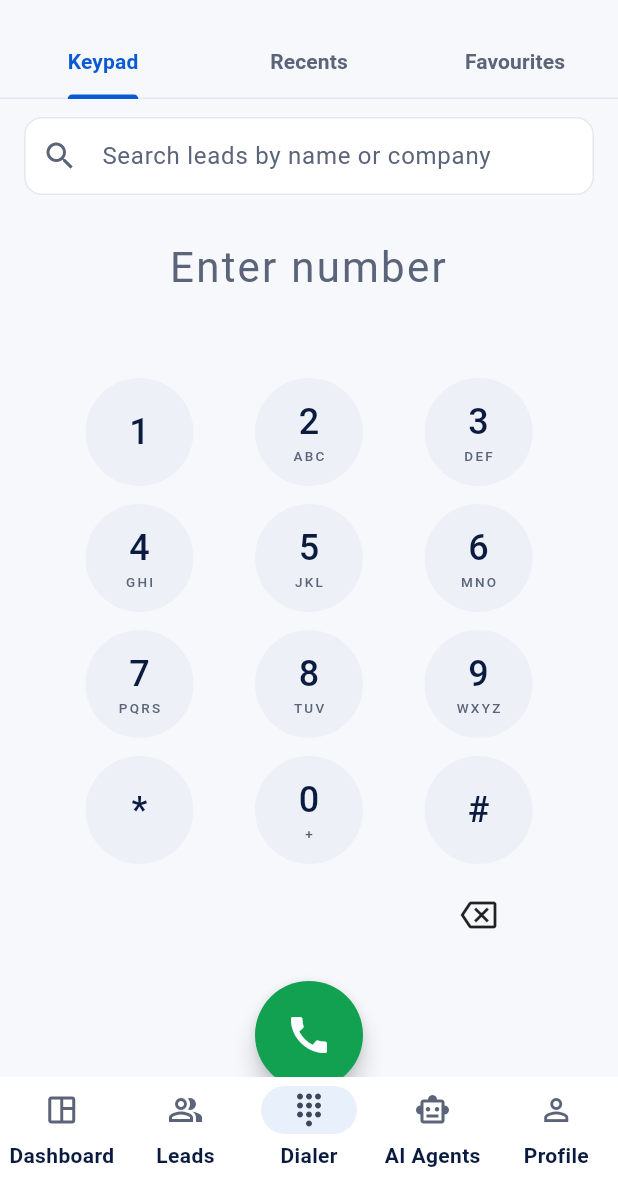
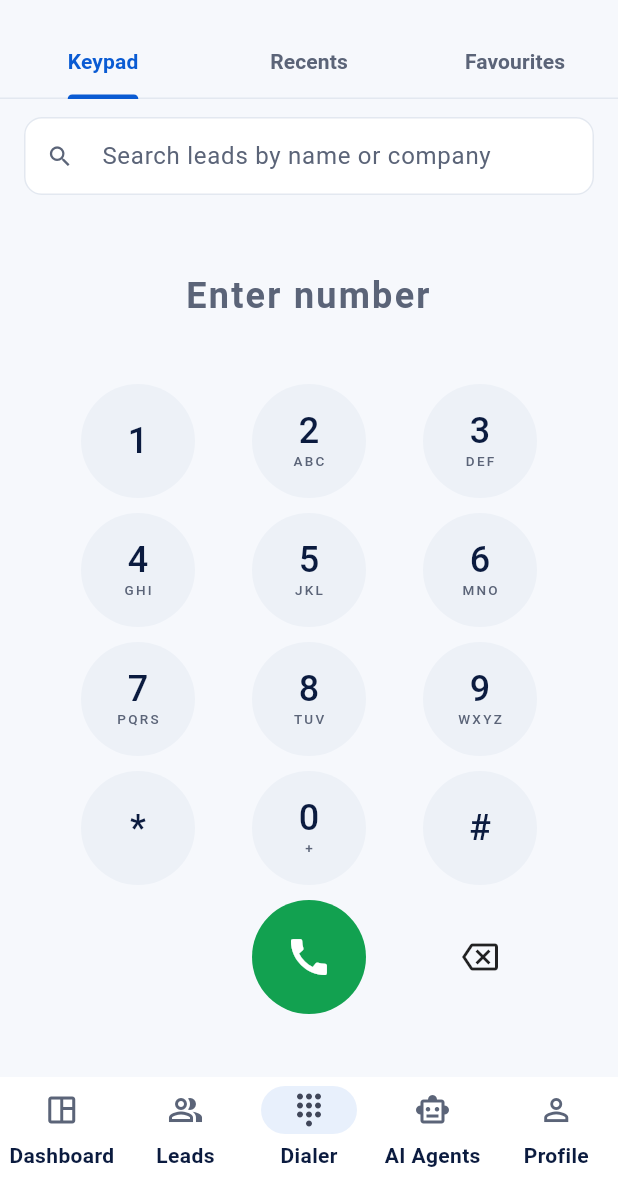
Before and after one commit to abhishekdubey-elets/sales-app, a Flutter app: the DialerScreen screen opened by its route, on a phone screen of 412 x 824 dp, the part 57-1236 px from its top. Run offline on Flutter 3.47's test engine with Material 3 defaults, Android fonts, the phone set to English and light mode, and no system bars; our stand-ins replace dio, file_picker, firebase_core, firebase_messaging, fl_chart, flutter_riverpod and 3 more; accounts and stored records are empty.

Commit message:
Dialer: keep the call button on screen on phones
The keypad column was ~680pt tall on a ~590pt phone body, so the call button sat below the fold, and
tapping the number field opened Android's keyboard over the keypad.

- Call button moves into the keypad's bottom row (next to backspace), like a phone dialer
- Key size and row spacing are computed from the available height, so everything fits without scrolling
- The number field no longer opens the system keyboard (paste still works)
- Searching for a lead shows results in place of the keypad, each with a call button
- Tapping call with no number explains what to do
- Widget tests at small, typical and large phone sizes

Co-Authored-By: Claude Opus 5.5 <noreply@anthropic.com>

```diff
--- a/mobile/lib/features/dialer/presentation/dialer_keypad.dart
+++ b/mobile/lib/features/dialer/presentation/dialer_keypad.dart
@@ -1,13 +1,30 @@
 import 'package:flutter/material.dart';
 import 'package:flutter/services.dart';
 
-/// 0–9, *, # keypad. Backspace clears one digit; long-press clears all.
+/// 0–9, *, # keypad laid out like a phone dialer. The bottom row holds the [callButton] in the
+/// middle and backspace on the right (long-press backspace clears the number).
+///
+/// [keySize] lets the screen shrink the keys so the whole dialer, call button included, fits
+/// without scrolling on small phones.
 class DialerKeypad extends StatelessWidget {
-  const DialerKeypad({super.key, required this.onKey, required this.onBackspace, required this.onClear});
+  const DialerKeypad({
+    super.key,
+    required this.onKey,
+    required this.onBackspace,
+    required this.onClear,
+    this.callButton,
+    this.keySize = 72,
+    this.rowGap = 10,
+  });
 
   final ValueChanged<String> onKey;
   final VoidCallback onBackspace;
   final VoidCallback onClear;
+  final Widget? callButton;
+  final double keySize;
+
+  /// Vertical space between rows.
+  final double rowGap;
 
   static const keys = [
     ('1', ''),
@@ -24,6 +41,9 @@ class DialerKeypad extends StatelessWidget {
     ('#', ''),
   ];
 
+  /// Height the keypad needs: 5 rows of [keySize] plus [rowGap] each.
+  static double heightFor(double keySize, double rowGap) => 5 * (keySize + rowGap);
+
   @override
   Widget build(BuildContext context) {
     return Column(
@@ -37,6 +57,8 @@ class DialerKeypad extends StatelessWidget {
                 _KeyButton(
                   digit: keys[row * 3 + col].$1,
                   letters: keys[row * 3 + col].$2,
+                  size: keySize,
+                  gap: rowGap,
                   onTap: () {
                     HapticFeedback.selectionClick();
                     onKey(keys[row * 3 + col].$1);
@@ -46,11 +68,13 @@ class DialerKeypad extends StatelessWidget {
                 ),
             ],
           ),
-        Row(
+        Padding(
+          padding: EdgeInsets.symmetric(vertical: rowGap / 2),
+          child: Row(
             mainAxisAlignment: MainAxisAlignment.spaceEvenly,
             children: [
-            const SizedBox(width: 72),
-            const SizedBox(width: 72),
+              SizedBox(width: keySize, height: keySize),
+              SizedBox(width: keySize, height: keySize, child: callButton),
               // InkWell instead of IconButton: an IconButton tooltip would swallow the long-press.
               Semantics(
                 button: true,
@@ -60,10 +84,11 @@ class DialerKeypad extends StatelessWidget {
                   customBorder: const CircleBorder(),
                   onTap: onBackspace,
                   onLongPress: onClear,
-                child: const SizedBox(width: 72, height: 56, child: Icon(Icons.backspace_outlined)),
+                  child: SizedBox(width: keySize, height: keySize, child: const Icon(Icons.backspace_outlined)),
                 ),
               ),
             ],
+          ),
         ),
       ],
     );
@@ -71,18 +96,28 @@ class DialerKeypad extends StatelessWidget {
 }
 
 class _KeyButton extends StatelessWidget {
-  const _KeyButton({required this.digit, required this.letters, required this.onTap, this.onLongPress});
+  const _KeyButton({
+    required this.digit,
+    required this.letters,
+    required this.size,
+    required this.gap,
+    required this.onTap,
+    this.onLongPress,
+  });
 
   final String digit;
   final String letters;
+  final double size;
+  final double gap;
   final VoidCallback onTap;
   final VoidCallback? onLongPress;
 
   @override
   Widget build(BuildContext context) {
     final theme = Theme.of(context);
+    final compact = size < 60;
     return Padding(
-      padding: const EdgeInsets.symmetric(vertical: 6),
+      padding: EdgeInsets.symmetric(vertical: gap / 2),
       child: Material(
         color: theme.colorScheme.surfaceContainerHigh,
         shape: const CircleBorder(),
@@ -92,13 +127,19 @@ class _KeyButton extends StatelessWidget {
           onTap: onTap,
           onLongPress: onLongPress,
           child: SizedBox(
-            width: 72,
-            height: 72,
+            width: size,
+            height: size,
             child: Column(
               mainAxisAlignment: MainAxisAlignment.center,
               children: [
-                Text(digit, style: theme.textTheme.headlineSmall?.copyWith(fontWeight: FontWeight.w500)),
-                if (letters.isNotEmpty)
+                Text(
+                  digit,
+                  style: (compact ? theme.textTheme.titleLarge : theme.textTheme.headlineSmall)?.copyWith(
+                    fontWeight: FontWeight.w500,
+                    height: 1.1,
+                  ),
+                ),
+                if (letters.isNotEmpty && !compact)
                   Text(
                     letters,
                     style: theme.textTheme.labelSmall?.copyWith(
--- a/mobile/lib/features/dialer/presentation/dialer_screen.dart
+++ b/mobile/lib/features/dialer/presentation/dialer_screen.dart
@@ -1,4 +1,5 @@
 import 'dart:async';
+import 'dart:math' as math;
 
 import 'package:flutter/material.dart';
 import 'package:flutter_riverpod/flutter_riverpod.dart';
@@ -56,19 +57,20 @@ class _DialerScreenState extends ConsumerState<DialerScreen> with SingleTickerPr
           ],
         ),
       ),
-      body: TabBarView(controller: _tabs, children: const [_KeypadTab(), _RecentsTab(), _FavouritesTab()]),
+      body: TabBarView(controller: _tabs, children: const [KeypadTab(), _RecentsTab(), _FavouritesTab()]),
     );
   }
 }
 
-class _KeypadTab extends ConsumerStatefulWidget {
-  const _KeypadTab();
+/// Keypad tab of the dialer: lead search, number, keypad and call button, sized to fit the screen.
+class KeypadTab extends ConsumerStatefulWidget {
+  const KeypadTab({super.key});
 
   @override
-  ConsumerState<_KeypadTab> createState() => _KeypadTabState();
+  ConsumerState<KeypadTab> createState() => _KeypadTabState();
 }
 
-class _KeypadTabState extends ConsumerState<_KeypadTab> with AutomaticKeepAliveClientMixin {
+class _KeypadTabState extends ConsumerState<KeypadTab> with AutomaticKeepAliveClientMixin {
   final _number = TextEditingController();
   final _search = TextEditingController();
   Timer? _lookupTimer;
@@ -154,7 +156,17 @@ class _KeypadTabState extends ConsumerState<_KeypadTab> with AutomaticKeepAliveC
       launchCall(context, ref, leadId: matched.id, displayName: matched.fullName);
     } else if (_digits.isNotEmpty) {
       launchCall(context, ref, phoneNumber: _digits, displayName: _digits);
+    } else {
+      ScaffoldMessenger.of(context)
+        ..hideCurrentSnackBar()
+        ..showSnackBar(const SnackBar(content: Text('Enter a number, or search for a lead to call.')));
     }
+  }
+
+  void _clearSearch() {
+    _search.clear();
+    _onSearchChanged('');
+    FocusScope.of(context).unfocus();
   }
 
   @override
@@ -162,85 +174,116 @@ class _KeypadTabState extends ConsumerState<_KeypadTab> with AutomaticKeepAliveC
     super.build(context);
     final theme = Theme.of(context);
     final searchActive = _search.text.trim().length >= 2;
-    return LayoutBuilder(
-      builder: (context, constraints) {
-        return SingleChildScrollView(
-          child: ConstrainedBox(
-            constraints: BoxConstraints(minHeight: constraints.maxHeight),
-            child: Center(
+    return Center(
       child: ConstrainedBox(
         constraints: const BoxConstraints(maxWidth: 420),
-                child: Padding(
-                  padding: const EdgeInsets.symmetric(horizontal: 16, vertical: 12),
         child: Column(
           children: [
-                      TextField(
+            Padding(
+              padding: const EdgeInsets.fromLTRB(16, 12, 16, 4),
+              child: TextField(
                 controller: _search,
                 onChanged: _onSearchChanged,
+                textInputAction: TextInputAction.search,
                 decoration: InputDecoration(
+                  isDense: true,
                   hintText: 'Search leads by name or company',
                   prefixIcon: const Icon(Icons.search),
                   suffixIcon: _searching
                       ? const Padding(
-                                  padding: EdgeInsets.all(14),
-                                  child: SizedBox(
-                                    width: 16,
-                                    height: 16,
-                                    child: CircularProgressIndicator(strokeWidth: 2),
-                                  ),
+                          padding: EdgeInsets.all(12),
+                          child: SizedBox(width: 16, height: 16, child: CircularProgressIndicator(strokeWidth: 2)),
                         )
                       : (_search.text.isEmpty
                             ? null
-                                    : IconButton(
-                                        icon: const Icon(Icons.clear),
-                                        onPressed: () {
-                                          _search.clear();
-                                          _onSearchChanged('');
-                                        },
-                                      )),
+                            : IconButton(tooltip: 'Clear search', icon: const Icon(Icons.clear), onPressed: _clearSearch)),
                 ),
               ),
-                      if (searchActive)
-                        Card(
-                          margin: const EdgeInsets.only(top: 8),
-                          child: _results.isEmpty && !_searching
-                              ? const Padding(padding: EdgeInsets.all(16), child: Text('No matching leads'))
-                              : Column(
-                                  children: [
-                                    for (final lead in _results)
-                                      ListTile(
-                                        leading: AppAvatar(name: lead.fullName, radius: 18),
-                                        title: Text(lead.fullName),
-                                        subtitle: Text(
-                                          [
-                                            lead.companyName ?? '',
-                                            lead.displayPhone,
-                                          ].where((s) => s.isNotEmpty).join(' · '),
             ),
-                                        trailing: IconButton(
-                                          icon: const Icon(Icons.call, color: AppColors.success),
-                                          onPressed: lead.optedOut
-                                              ? null
-                                              : () => launchCall(
-                                                  context,
-                                                  ref,
-                                                  leadId: lead.id,
-                                                  displayName: lead.fullName,
-                                                ),
-                                        ),
-                                        onTap: () => context.go('/leads/${lead.id}'),
+            Expanded(
+              // While searching, results take the keypad's place (the system keyboard is up anyway).
+              child: searchActive ? _searchResults() : _dialPad(theme),
             ),
           ],
         ),
       ),
-                      const SizedBox(height: 16),
-                      TextField(
+    );
+  }
+
+  Widget _searchResults() {
+    if (_results.isEmpty) {
+      return _searching
+          ? const Center(child: CircularProgressIndicator())
+          : const EmptyState(icon: Icons.person_search_outlined, title: 'No matching leads');
+    }
+    return ListView.separated(
+      padding: const EdgeInsets.only(bottom: 16),
+      itemCount: _results.length,
+      separatorBuilder: (_, _) => const Divider(indent: 72, height: 1),
+      itemBuilder: (context, i) {
+        final lead = _results[i];
+        return ListTile(
+          leading: AppAvatar(name: lead.fullName, radius: 18),
+          title: Text(lead.fullName),
+          subtitle: Text([lead.companyName ?? '', lead.displayPhone].where((s) => s.isNotEmpty).join(' · ')),
+          trailing: IconButton.filled(
+            tooltip: 'Call ${lead.fullName}',
+            style: IconButton.styleFrom(backgroundColor: AppColors.success, foregroundColor: Colors.white),
+            icon: const Icon(Icons.call),
+            onPressed: lead.optedOut
+                ? null
+                : () => launchCall(context, ref, leadId: lead.id, displayName: lead.fullName),
+          ),
+          onTap: () => context.go('/leads/${lead.id}'),
+        );
+      },
+    );
+  }
+
+  Widget _dialPad(ThemeData theme) {
+    return LayoutBuilder(
+      builder: (context, constraints) {
+        // Size the keys from the space actually available so the number, keypad and call button all fit
+        // on screen without scrolling. Only very short screens (landscape, huge system font) scroll.
+        final short = constraints.maxHeight < 420;
+        final numberH = short ? 44.0 : 56.0;
+        final statusH = short ? 20.0 : 24.0;
+        const verticalPadding = 8.0;
+        final rowH = (constraints.maxHeight - numberH - statusH - verticalPadding) / 5;
+        final rowGap = (rowH * 0.14).clamp(4.0, 10.0).toDouble();
+        final byWidth = (constraints.maxWidth - 32) / 3 - 16;
+        final keySize = math.min(rowH - rowGap, byWidth).clamp(40.0, 76.0).toDouble();
+        final hasNumber = _digits.isNotEmpty || _matched != null;
+        final callButton = FloatingActionButton(
+          heroTag: 'dial',
+          tooltip: 'Call',
+          backgroundColor: AppColors.success,
+          foregroundColor: Colors.white,
+          elevation: hasNumber ? 3 : 0,
+          shape: const CircleBorder(),
+          onPressed: _call,
+          child: Icon(Icons.call, size: keySize * 0.42),
+        );
+        return SingleChildScrollView(
+          padding: const EdgeInsets.fromLTRB(16, 4, 16, 4),
+          child: ConstrainedBox(
+            // Centre vertically when the keys hit their maximum size on tall screens.
+            constraints: BoxConstraints(minHeight: math.max(0.0, constraints.maxHeight - verticalPadding)),
+            child: Column(
+              mainAxisAlignment: MainAxisAlignment.center,
+              children: [
+              SizedBox(
+                height: numberH,
+                child: TextField(
                   key: const ValueKey('dialer-number'),
                   controller: _number,
                   onChanged: (_) => _onNumberChanged(),
-                        keyboardType: TextInputType.phone,
+                  // The on-screen keypad is the input: don't let Android's keyboard cover it.
+                  // Long-press still offers paste.
+                  keyboardType: TextInputType.none,
+                  showCursor: true,
                   textAlign: TextAlign.center,
-                        style: theme.textTheme.headlineMedium?.copyWith(letterSpacing: 1.5),
+                  style: theme.textTheme.headlineSmall?.copyWith(letterSpacing: 1.5),
                   decoration: const InputDecoration(
                     hintText: 'Enter number',
                     border: InputBorder.none,
@@ -249,53 +292,38 @@ class _KeypadTabState extends ConsumerState<_KeypadTab> with AutomaticKeepAliveC
                     filled: false,
                   ),
                 ),
+              ),
               SizedBox(
-                        height: 28,
+                height: statusH,
                 child: _lookingUp
                     ? const Center(
-                                child: SizedBox(
-                                  width: 16,
-                                  height: 16,
-                                  child: CircularProgressIndicator(strokeWidth: 2),
-                                ),
+                        child: SizedBox(width: 16, height: 16, child: CircularProgressIndicator(strokeWidth: 2)),
                       )
                     : _matched != null
                     ? InkWell(
                         onTap: () => context.go('/leads/${_matched!.id}'),
                         child: Text(
                           '${_matched!.fullName}${_matched!.companyName != null ? ' · ${_matched!.companyName}' : ''}',
+                          overflow: TextOverflow.ellipsis,
                           style: theme.textTheme.bodyMedium?.copyWith(color: theme.colorScheme.primary),
                         ),
                       )
                     : (_digits.length >= 10
                           ? Text(
                               'Not in your leads',
-                                      style: theme.textTheme.bodySmall?.copyWith(
-                                        color: theme.colorScheme.onSurfaceVariant,
-                                      ),
+                              style: theme.textTheme.bodySmall?.copyWith(color: theme.colorScheme.onSurfaceVariant),
                             )
                           : null),
               ),
-                      const SizedBox(height: 8),
-                      DialerKeypad(onKey: _press, onBackspace: _backspace, onClear: _clear),
-                      const SizedBox(height: 16),
-                      SizedBox(
-                        width: 72,
-                        height: 72,
-                        child: FloatingActionButton(
-                          heroTag: 'dial',
-                          tooltip: 'Call',
-                          backgroundColor: AppColors.success,
-                          foregroundColor: Colors.white,
-                          shape: const CircleBorder(),
-                          onPressed: _digits.isEmpty && _matched == null ? null : _call,
-                          child: const Icon(Icons.call, size: 32),
-                        ),
+              DialerKeypad(
+                onKey: _press,
+                onBackspace: _backspace,
+                onClear: _clear,
+                keySize: keySize,
+                rowGap: rowGap,
+                callButton: callButton,
               ),
             ],
-                  ),
-                ),
-              ),
             ),
           ),
         );
```
Also changed, not shown: 1 other file. Lines whose indentation alone changed are shown as unchanged.
